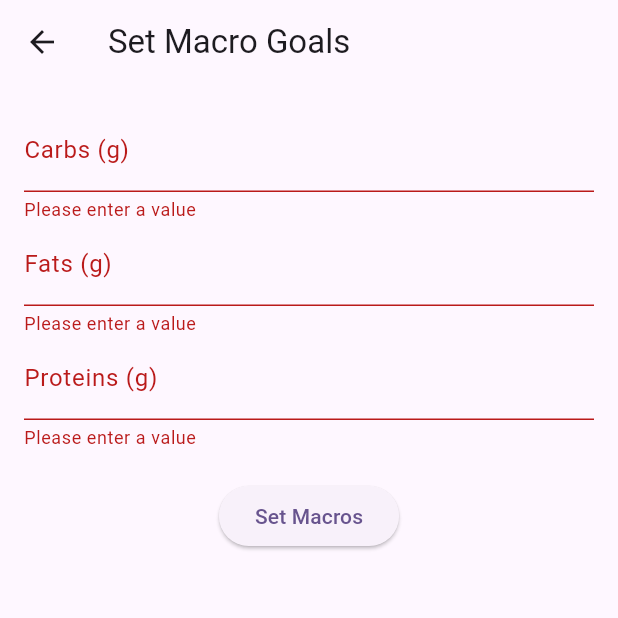
After one commit to pedro-git-projects/macro-tracker, a Flutter app: the SetMacroScreen screen opened directly, after a tap on "Set Macros", on a phone screen of 412 x 824 dp, the top half of it. The commit adds this screen. Run offline on Flutter 3.47's test engine with Material 3 defaults, Android fonts, the phone set to English and light mode, and no system bars; our stand-ins replace sqflite; accounts and stored records are empty.

Commit message:
setting daily macros|changing screen name

```diff
--- a/lib/screens/home_screen.dart
+++ b/lib/screens/home_screen.dart
@@ -1,4 +1,5 @@
 import 'package:flutter/material.dart';
+import 'package:macro_tracker/screens/set_macro_screen.dart';
 import 'package:provider/provider.dart';
 import 'package:macro_tracker/providers/macro_provider.dart';
 import 'package:macro_tracker/widgets/food_list_item.dart';
@@ -56,11 +57,14 @@ class HomeScreen extends StatelessWidget {
           ),
         ],
       ),
-      floatingActionButton: FloatingActionButton(
+      floatingActionButton: FloatingActionButton.extended(
         onPressed: () {
-          // Add your code to navigate to add food or add macros screen
+          Navigator.of(context).push(
+            MaterialPageRoute(builder: (context) => const SetMacroScreen()),
+          );
         },
-        child: const Icon(Icons.add),
+        label: const Text('Set daily goals'),
+        icon: const Icon(Icons.self_improvement),
       ),
     );
   }
--- /dev/null
+++ b/lib/screens/set_macro_screen.dart
@@ -0,0 +1,88 @@
+import 'package:flutter/material.dart';
+import 'package:provider/provider.dart';
+import 'package:macro_tracker/providers/macro_provider.dart';
+import 'package:macro_tracker/models/macro.dart';
+
+class SetMacroScreen extends StatefulWidget {
+  const SetMacroScreen({super.key});
+
+  @override
+  SetMacroScreenState createState() => SetMacroScreenState();
+}
+
+class SetMacroScreenState extends State<SetMacroScreen> {
+  final _formKey = GlobalKey<FormState>();
+  final TextEditingController _carbController = TextEditingController();
+  final TextEditingController _fatController = TextEditingController();
+  final TextEditingController _proteinController = TextEditingController();
+
+  void _addMacros() {
+    if (_formKey.currentState!.validate()) {
+      final double carbs = double.tryParse(_carbController.text) ?? 0;
+      final double fats = double.tryParse(_fatController.text) ?? 0;
+      final double proteins = double.tryParse(_proteinController.text) ?? 0;
+
+      final newMacros = Macro(carb: carbs, fat: fats, protein: proteins);
+      Provider.of<MacroProvider>(context, listen: false).addMacros(newMacros);
+
+      Navigator.of(context).pop();
+    }
+  }
+
+  @override
+  Widget build(BuildContext context) {
+    return Scaffold(
+      appBar: AppBar(
+        title: const Text('Set Macro Goals'),
+      ),
+      body: Padding(
+        padding: const EdgeInsets.all(16.0),
+        child: Form(
+          key: _formKey,
+          child: Column(
+            children: [
+              TextFormField(
+                controller: _carbController,
+                decoration: const InputDecoration(labelText: 'Carbs (g)'),
+                keyboardType: TextInputType.number,
+                validator: (value) {
+                  if (value == null || value.isEmpty) {
+                    return 'Please enter a value';
+                  }
+                  return null;
+                },
+              ),
+              TextFormField(
+                controller: _fatController,
+                decoration: const InputDecoration(labelText: 'Fats (g)'),
+                keyboardType: TextInputType.number,
+                validator: (value) {
+                  if (value == null || value.isEmpty) {
+                    return 'Please enter a value';
+                  }
+                  return null;
+                },
+              ),
+              TextFormField(
+                controller: _proteinController,
+                decoration: const InputDecoration(labelText: 'Proteins (g)'),
+                keyboardType: TextInputType.number,
+                validator: (value) {
+                  if (value == null || value.isEmpty) {
+                    return 'Please enter a value';
+                  }
+                  return null;
+                },
+              ),
+              const SizedBox(height: 20),
+              ElevatedButton(
+                onPressed: _addMacros,
+                child: const Text('Set Macros'),
+              ),
+            ],
+          ),
+        ),
+      ),
+    );
+  }
+}
```
Also changed, not shown: lib/screens/add_macro_screen.dart (deleted).
